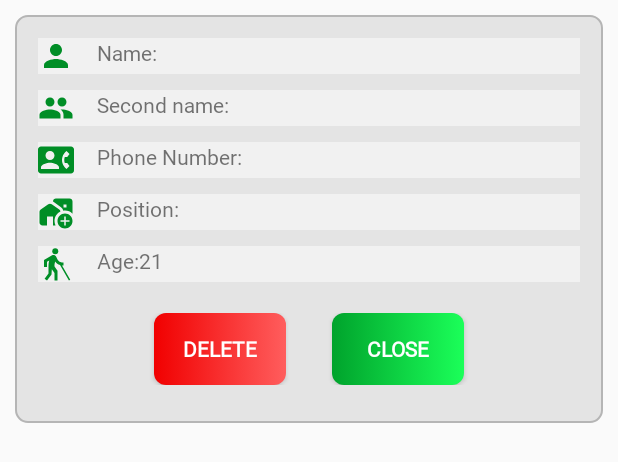
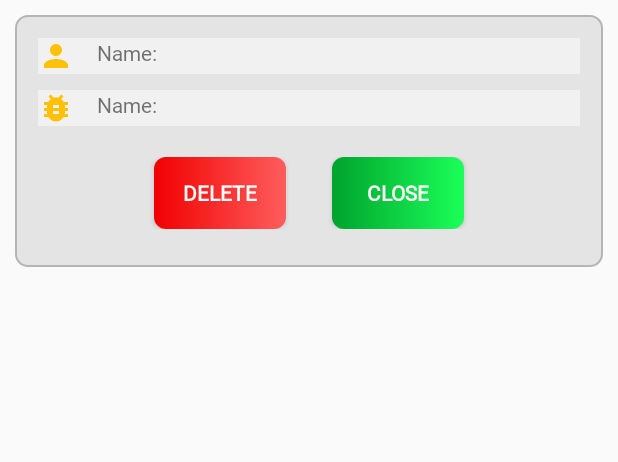
Before and after one commit to LukaszKrolicki/MuseoMaster-Mobile, an Android app: the layout custom_report_popup.xml on its own in the app's theme, with its tools: preview values and no code run, on a phone screen of 412 x 824 dp. Shown: the top 462 px of the screen. Run offline under Robolectric (Android 15) with nearby library versions, the phone set to English and light mode, and no system bars.

```diff
--- a/app/src/main/java/eu/pl/snk/senseibunny/museomaster/adapters/ReportAdapter.kt
+++ b/app/src/main/java/eu/pl/snk/senseibunny/museomaster/adapters/ReportAdapter.kt
@@ -1,16 +1,25 @@
 package eu.pl.snk.senseibunny.museomaster.adapters
 
+import android.view.Gravity
 import android.view.LayoutInflater
 import android.view.View
 import android.view.ViewGroup
+import android.widget.PopupWindow
 import android.widget.TextView
 import androidx.recyclerview.widget.RecyclerView
 import eu.pl.snk.senseibunny.museomaster.adapters.ReportAdapter.ReportViewHolder
+import eu.pl.snk.senseibunny.museomaster.databinding.CustomReportPopupBinding
+import eu.pl.snk.senseibunny.museomaster.databinding.CustomUserPopupBinding
 import eu.pl.snk.senseibunny.museomaster.databinding.ReportListItemBinding
 import eu.pl.snk.senseibunny.museomaster.databinding.UserListItemBinding
+import eu.pl.snk.senseibunny.museomaster.models.Client
+import eu.pl.snk.senseibunny.museomaster.models.Model
 import eu.pl.snk.senseibunny.museomaster.models.Report
+import kotlinx.coroutines.Dispatchers
+import kotlinx.coroutines.runBlocking
+import kotlinx.coroutines.withContext
 
-class ReportAdapter(private val reportList: List<Report>) : RecyclerView.Adapter<ReportViewHolder>() {
+class ReportAdapter(private val reportList: ArrayList<Report>) : RecyclerView.Adapter<ReportViewHolder>() {
 
     override fun onCreateViewHolder(parent: ViewGroup, viewType: Int): ReportViewHolder {
         val view = ReportListItemBinding.inflate(LayoutInflater.from(parent.context),parent,false)
@@ -29,8 +38,56 @@ class ReportAdapter(private val reportList: List<Report>) : RecyclerView.Adapter
     inner class ReportViewHolder(val itemBinding: ReportListItemBinding) : RecyclerView.ViewHolder(itemBinding.root) {
         private val titleTextView: TextView = itemBinding.nameTextView
 
+
+        init {
+            itemBinding.otherIcon.setOnClickListener {
+                val report = reportList[adapterPosition]
+                showPopup(report)
+            }
+        }
         fun bind(report: Report) {
             titleTextView.text = report.nazwaUzytkownika
         }
+
+        fun showPopup(report: Report) {
+            val popupBinding: CustomReportPopupBinding = CustomReportPopupBinding.inflate(LayoutInflater.from(itemBinding.root.context))
+            val popupView: View = popupBinding.root
+            val popupWindow = PopupWindow(popupView, ViewGroup.LayoutParams.WRAP_CONTENT, ViewGroup.LayoutParams.WRAP_CONTENT, true)
+
+
+            // Set the focusable property to true
+            popupWindow.isFocusable = true
+
+            // Set an OnTouchListener to consume touch events
+            popupView.setOnTouchListener { _, _ -> true }
+
+            popupBinding.name.text="Username: "+ report.nazwaUzytkownika
+            popupBinding.desc.text="Description: "+ report.opis
+
+            popupBinding.closeButton.setOnClickListener {
+                popupWindow.dismiss()
+            }
+
+            popupBinding.deleteButton.setOnClickListener {
+                val position = adapterPosition
+                if (position != RecyclerView.NO_POSITION) {
+
+                    reportList.removeAt(position)
+                    notifyItemRemoved(position)
+                    popupWindow.dismiss()
+                }
+                runBlocking {
+                    // Launch a coroutine in the IO dispatcher
+                    withContext(Dispatchers.IO) {
+                        Model.getInstanceWC().dataBaseDriver.deleteReport(report.idReportu)
+
+                    }
+
+                }
+            }
+
+            // Show the popup window in the center of the screen
+            popupWindow.showAtLocation(itemBinding.root, Gravity.CENTER, 0, 0)
+        }
     }
 }
--- a/app/src/main/java/eu/pl/snk/senseibunny/museomaster/controllers/AdminControllers/AdminActivity.kt
+++ b/app/src/main/java/eu/pl/snk/senseibunny/museomaster/controllers/AdminControllers/AdminActivity.kt
@@ -33,7 +33,7 @@ class AdminActivity : AppCompatActivity(), NavigationView.OnNavigationItemSelect
         toogle.syncState()
 
         fragmentManage = supportFragmentManager
-
+        openFragment(AddUserFragment())
         binding.navigationDrawer.setNavigationItemSelectedListener(this)
 
     }
--- a/app/src/main/res/layout/custom_report_popup.xml
+++ b/app/src/main/res/layout/custom_report_popup.xml
@@ -18,11 +18,11 @@
             android:id="@+id/icon1ImageView"
             android:layout_width="wrap_content"
             android:layout_height="wrap_content"
-            app:tint="@color/dark_green"
+            app:tint="#FFFFC107"
             android:src="@drawable/baseline_person_24" />
 
         <TextView
-            android:id="@+id/name1TextView"
+            android:id="@+id/name"
             android:layout_width="wrap_content"
             android:layout_height="wrap_content"
             android:layout_marginHorizontal="15dp"
@@ -30,95 +30,26 @@
 
     </LinearLayout>
 
+
     <LinearLayout
         android:layout_width="match_parent"
         android:layout_height="wrap_content"
-        android:orientation="horizontal"
         android:background="#F1F1F1"
-        android:layout_margin="5dp">
-
-        <ImageView
-            android:id="@+id/icon2ImageView"
-            android:layout_width="wrap_content"
-            android:layout_height="wrap_content"
-            app:tint="@color/dark_green"
-            android:src="@drawable/baseline_group_24" />
-
-        <TextView
-            android:id="@+id/name2TextView"
-            android:layout_width="wrap_content"
-            android:layout_height="wrap_content"
-            android:layout_marginHorizontal="15dp"
-            android:text="Second name: " />
-
-    </LinearLayout>
-
-    <LinearLayout
-        android:layout_width="match_parent"
-        android:background="#F1F1F1"
-        android:layout_height="wrap_content"
         android:orientation="horizontal"
         android:layout_margin="5dp">
 
         <ImageView
-            android:id="@+id/icon3ImageView"
             android:layout_width="wrap_content"
             android:layout_height="wrap_content"
-            app:tint="@color/dark_green"
-            android:src="@drawable/baseline_contact_phone_24" />
+            app:tint="#FFFFC107"
+            android:src="@drawable/baseline_bug_report_24" />
 
         <TextView
-            android:id="@+id/phoneNumberTextView"
-            android:layout_width="wrap_content"
-            android:layout_marginHorizontal="15dp"
-            android:layout_height="wrap_content"
-            android:text="Phone Number:" />
-
-    </LinearLayout>
-
-    <LinearLayout
-        android:layout_width="match_parent"
-        android:layout_height="wrap_content"
-        android:orientation="horizontal"
-        android:background="#F1F1F1"
-        android:layout_margin="5dp">
-
-        <ImageView
-            android:id="@+id/icon4ImageView"
-            android:layout_width="wrap_content"
-            app:tint="@color/dark_green"
-            android:layout_height="wrap_content"
-            android:src="@drawable/round_add_home_work_24" />
-
-        <TextView
-            android:id="@+id/roleTextView"
+            android:id="@+id/desc"
             android:layout_width="wrap_content"
             android:layout_height="wrap_content"
             android:layout_marginHorizontal="15dp"
-            android:text="Position:" />
-
-    </LinearLayout>
-
-    <LinearLayout
-        android:layout_width="match_parent"
-        android:layout_height="wrap_content"
-        android:orientation="horizontal"
-        android:background="#F1F1F1"
-        android:layout_margin="5dp">
-
-        <ImageView
-            android:id="@+id/icon5ImageView"
-            android:layout_width="wrap_content"
-            android:layout_height="wrap_content"
-            app:tint="@color/dark_green"
-            android:src="@drawable/baseline_blind_24" />
-
-        <TextView
-            android:id="@+id/ageTextView"
-            android:layout_width="wrap_content"
-            android:layout_height="wrap_content"
-            android:layout_marginHorizontal="15dp"
-            android:text="Age:21" />
+            android:text="Name: " />
 
     </LinearLayout>
 
```
